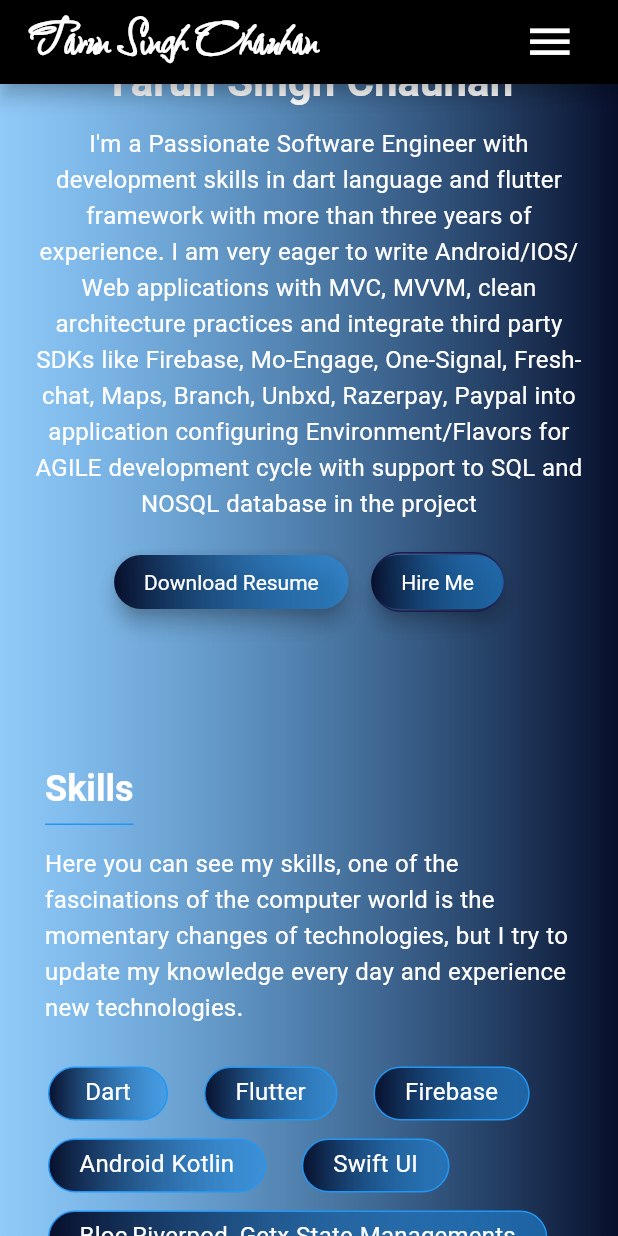
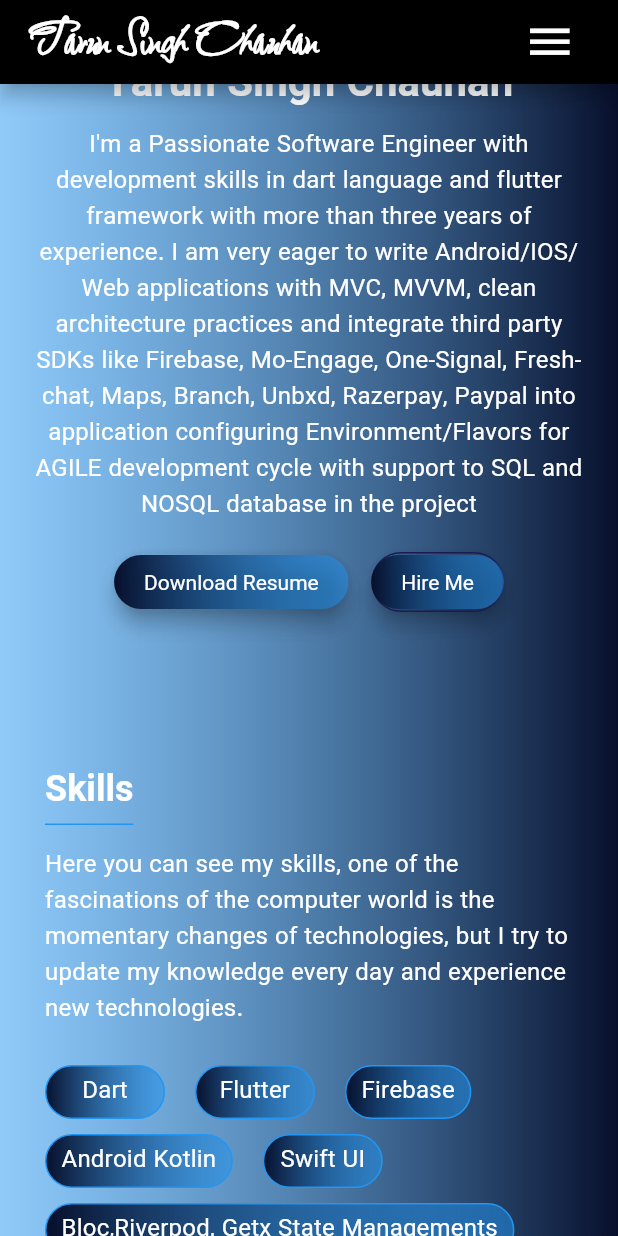
Before and after one commit to tarungoace/tarunchauhan97, a Flutter app: the screen it shows after launch, scrolled down 1152 dp, on a phone screen of 412 x 824 dp. Run offline on Flutter 3.47's test engine with Material 3 defaults, Android fonts, the phone set to English and light mode, and no system bars; our stand-ins replace carousel_slider, flutter_hooks, flutter_svg, hive, hive_flutter, hooks_riverpod and 1 more; accounts and stored records are empty; generated files the repository leaves out were written again.

Commit message:
added icons

```diff
--- a/lib/ui/home/widgets/home_welcome.dart
+++ b/lib/ui/home/widgets/home_welcome.dart
@@ -33,7 +33,7 @@ class HomeWelcome extends ConsumerWidget {
 
           return Stack(
             children: [
-              HomeCarousal(),
+              const HomeCarousal(),
               Positioned(
                 top: 50,
                 child: Container(
@@ -173,6 +173,7 @@ class _CircularLinkButton extends StatelessWidget {
         svgPath,
         height: 18,
         width: 18,
+        color: Colors.white,
         colorFilter: const ColorFilter.mode(
           Colors.white,
           BlendMode.srcIn,
--- a/lib/ui/home/widgets/my_projects/widgets/my_projects_card.dart
+++ b/lib/ui/home/widgets/my_projects/widgets/my_projects_card.dart
@@ -23,6 +23,7 @@ class MyProjectsCard extends StatelessWidget {
   @override
   Widget build(BuildContext context) {
     final theme = Theme.of(context);
+    final screen = WebsiteScreen.of(context);
     return Card(
       margin: const EdgeInsets.all(16),
       color: AppColors.onlyBlue,
@@ -115,7 +116,7 @@ class MyProjectsCard extends StatelessWidget {
               child: Text(
                 title ?? '',
                 style: TextStyle(
-                  fontSize: 40,
+                  fontSize: screen.fromMTD(18, 24, 30),
                   fontWeight: FontWeight.bold,
                   color: Colors.white,
                 ),
--- a/lib/ui/home/widgets/my_skills/widgets/skills.dart
+++ b/lib/ui/home/widgets/my_skills/widgets/skills.dart
@@ -57,8 +57,8 @@ class SkillLabel extends StatelessWidget {
     final theme = Theme.of(context);
 
     return Container(
-      margin: const EdgeInsets.symmetric(horizontal: 12, vertical: 6),
-      padding: const EdgeInsets.symmetric(horizontal: 20, vertical: 5),
+      margin: const EdgeInsets.symmetric(horizontal: 10, vertical: 5),
+      padding: const EdgeInsets.symmetric(horizontal: 10, vertical: 5),
       constraints: const BoxConstraints(minWidth: 80),
       decoration: BoxDecoration(
         border: Border.all(
--- a/pubspec.yaml
+++ b/pubspec.yaml
@@ -1,5 +1,5 @@
 name: personal_website
-description: A new Flutter project.
+description: Tarun Port Folio Website
 # The following line prevents the package from being accidentally published to
 # pub.dev using `flutter pub publish`. This is preferred for private packages.
 publish_to: 'none' # Remove this line if you wish to publish to pub.dev
```
Also changed, not shown: 6 other files.
